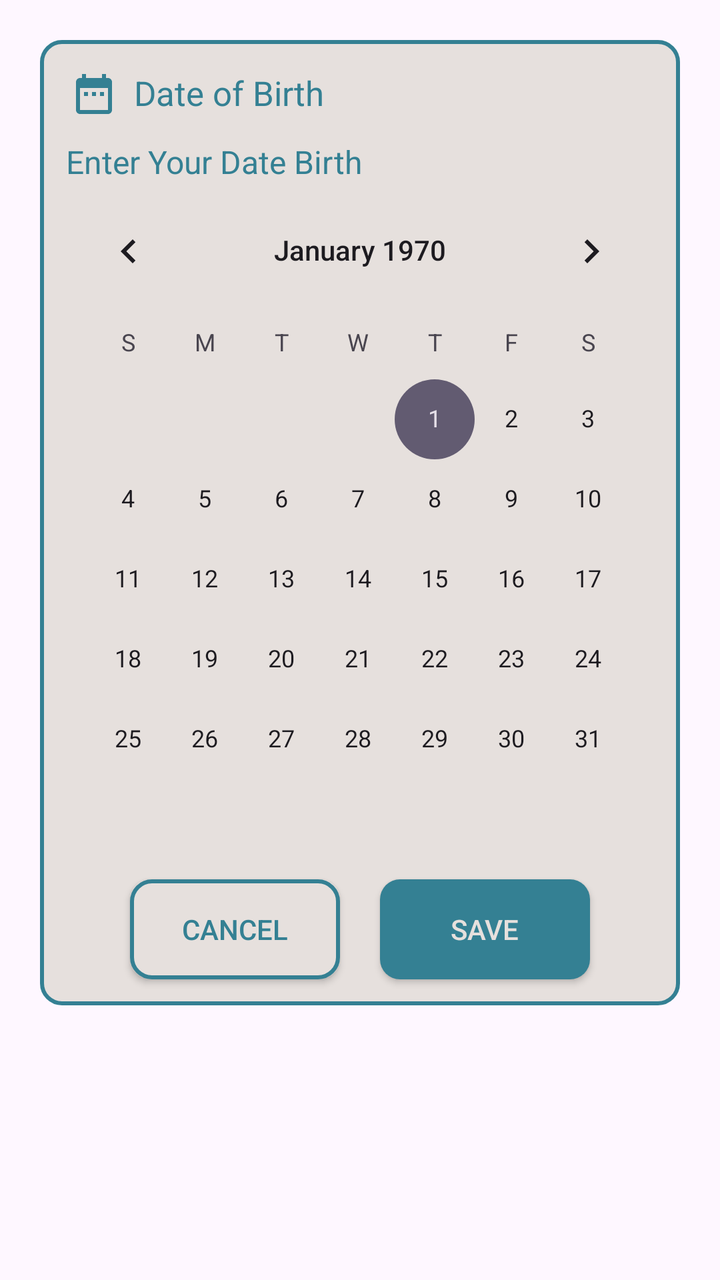
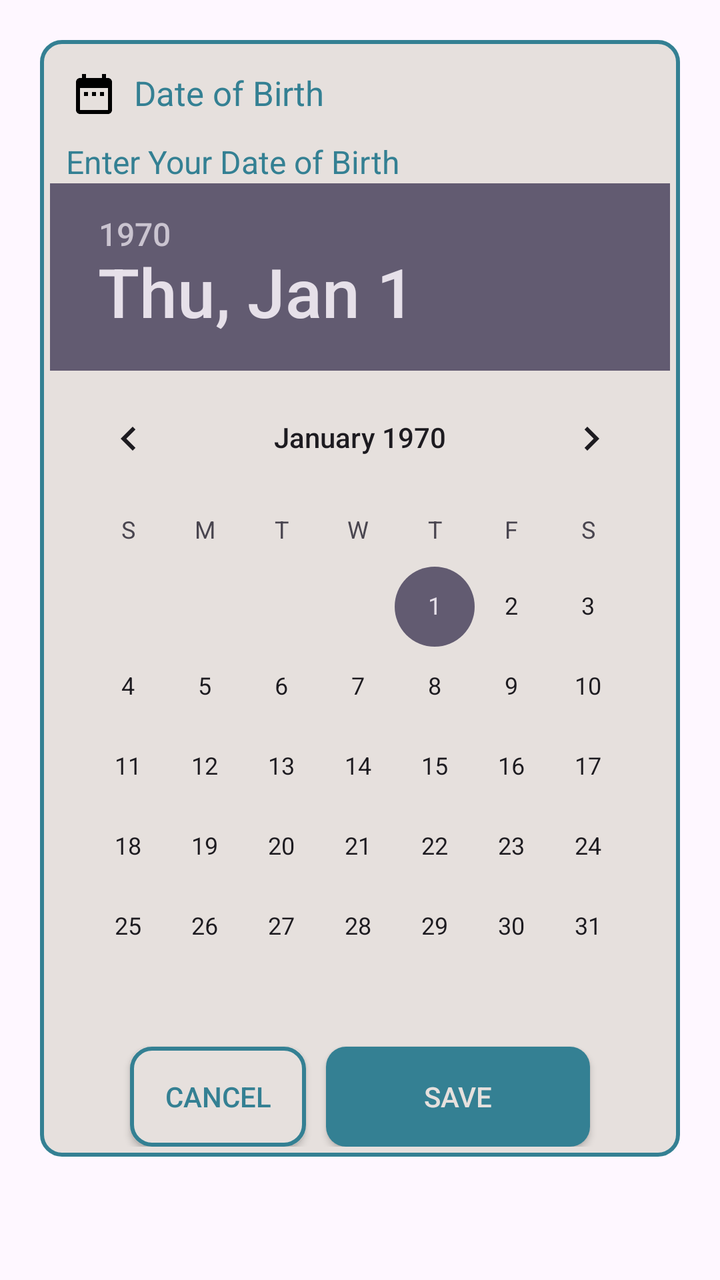

Compare the two renders of this Android layout. The source of the first and the diff that turns it into the second are given below.
<!-- AndroidManifest.xml: application theme Base.Theme.Proj1 -->
<!-- res/layout/dialog_date_picker.xml -->
<?xml version="1.0" encoding="utf-8"?>
<androidx.constraintlayout.widget.ConstraintLayout xmlns:android="http://schemas.android.com/apk/res/android"
    xmlns:tools="http://schemas.android.com/tools"
    android:layout_width="wrap_content"
    android:layout_height="wrap_content"
    xmlns:app="http://schemas.android.com/apk/res-auto"
    android:id="@+id/dialogDate"
    android:layout_margin="20dp"
    android:padding="20dp">

    <androidx.constraintlayout.widget.ConstraintLayout
        android:layout_width="match_parent"
        android:layout_height="wrap_content"
        android:id="@+id/dialogBox"
        android:padding="5dp"
        app:layout_constraintTop_toTopOf="parent"
        android:background="@drawable/google_btn_back">

        <TextView
            android:layout_width="match_parent"
            android:layout_height="wrap_content"
            android:id="@+id/dateTitle"
            android:padding="10dp"
            android:text="Date of Birth"
            android:textColor="@color/primary"
            android:textSize="17sp"
            android:drawableTint="@color/primary"
            android:drawableLeft="@drawable/date"
            android:drawablePadding="8dp"
            app:layout_constraintTop_toTopOf="parent"/>

        <TextView
            android:id="@+id/desc"
            android:layout_width="match_parent"
            android:layout_height="wrap_content"
            android:layout_marginStart="8dp"
            android:layout_marginTop="1dp"
            android:text="Enter Your Date Birth"
            android:textColor="@color/primary"
            android:textSize="16sp"
            app:layout_constraintBottom_toTopOf="@id/calendarView"
            app:layout_constraintStart_toStartOf="parent"
            app:layout_constraintTop_toBottomOf="@id/dateTitle" />


        <CalendarView
            android:id="@+id/calendarView"
            android:layout_width="wrap_content"
            android:layout_height="wrap_content"
            app:layout_constraintEnd_toEndOf="parent"
            app:layout_constraintStart_toStartOf="parent"
            app:layout_constraintTop_toBottomOf="@+id/desc" />

        <androidx.appcompat.widget.AppCompatButton
            android:layout_width="0dp"
            android:layout_height="50dp"
            android:id="@+id/btnCancel"
            android:layout_marginStart="40dp"
            android:layout_marginEnd="10dp"
            android:textColor="@color/primary"
            android:textSize="14sp"
            android:text="Cancel"
            android:layout_marginBottom="8dp"
            android:background="@drawable/google_btn_back"
            app:cornerRadius = "20dp"
            android:layout_marginTop="10dp"
            app:layout_constraintTop_toBottomOf="@id/calendarView"
            app:layout_constraintBottom_toBottomOf="@id/dialogBox"
            app:layout_constraintStart_toStartOf="parent"
            app:layout_constraintEnd_toStartOf="@id/btnReset"/>

        <androidx.appcompat.widget.AppCompatButton
            android:layout_width="0dp"
            android:layout_height="50dp"
            android:id="@+id/btnReset"
            android:layout_marginStart="10dp"
            android:layout_marginEnd="40dp"
            android:textColor="@color/white"
            android:textSize="14sp"
            android:layout_marginBottom="8dp"
            android:layout_marginTop="10dp"
            android:text="Save"
            android:background="@drawable/login_back_btn"
            app:cornerRadius = "20dp"
            app:layout_constraintBottom_toBottomOf="@id/dialogBox"
            app:layout_constraintEnd_toEndOf="parent"
            app:layout_constraintStart_toEndOf="@id/btnCancel"/>

    </androidx.constraintlayout.widget.ConstraintLayout>

</androidx.constraintlayout.widget.ConstraintLayout>
<!-- resources referenced by this layout -->
<resources>
  <color name="primary">#348093</color>
  <color name="white">#E6E0DD</color>
  <!-- drawable date (drawable) -->
  <vector xmlns:android="http://schemas.android.com/apk/res/android" android:height="24dp" android:tint="#000000" android:viewportHeight="24" android:viewportWidth="24" android:width="24dp">
        
      <path android:fillColor="@android:color/white" android:pathData="M9,11L7,11v2h2v-2zM13,11h-2v2h2v-2zM17,11h-2v2h2v-2zM19,4h-1L18,2h-2v2L8,4L8,2L6,2v2L5,4c-1.11,0 -1.99,0.9 -1.99,2L3,20c0,1.1 0.89,2 2,2h14c1.1,0 2,-0.9 2,-2L21,6c0,-1.1 -0.9,-2 -2,-2zM19,20L5,20L5,9h14v11z"/>
      
  </vector>
  <!-- drawable google_btn_back (drawable) -->
  <?xml version="1.0" encoding="utf-8"?>
  <selector xmlns:android="http://schemas.android.com/apk/res/android">
  
      <item>
          <shape android:shape="rectangle">
              <solid android:color="@color/white"/>
              <corners android:radius="10dp"/>
              <stroke android:width="2dp" android:color="@color/primary"/>
          </shape>
      </item>
  </selector>
  <!-- drawable login_back_btn (drawable) -->
  <?xml version="1.0" encoding="utf-8"?>
  <selector xmlns:android="http://schemas.android.com/apk/res/android">
  
      <item>
          <shape android:shape="rectangle">
              <solid android:color="@color/primary"/>
              <corners android:radius="10dp"/>
          </shape>
      </item>
  </selector>
  <style name="Base.Theme.Proj1" parent="Theme.Material3.Light.NoActionBar">
          
          
          <item name="android:statusBarColor">@color/white</item>
          <item name="android:windowIsTranslucent">true</item>
          <item name="android:windowLightStatusBar">true</item>
  
          <item name="bottomAppBarStyle">@style/Widget.MaterialComponents.BottomAppBar.Colored</item>
  
      </style>
  <style name="Widget.MaterialComponents.BottomAppBar.Colored" parent="Widget.MaterialComponents.BottomAppBar">
          <item name="backgroundTint">@color/black</item>
  
      </style>
  <color name="black">#1C1B20</color>
</resources>

<!-- the commit's change to res/layout/dialog_date_picker.xml (unified diff, before → after) -->
@@ -1,30 +1,29 @@
 <?xml version="1.0" encoding="utf-8"?>
-<androidx.constraintlayout.widget.ConstraintLayout xmlns:android="http://schemas.android.com/apk/res/android"
-    xmlns:tools="http://schemas.android.com/tools"
+<androidx.constraintlayout.widget.ConstraintLayout
+    xmlns:android="http://schemas.android.com/apk/res/android"
+    xmlns:app="http://schemas.android.com/apk/res-auto"
     android:layout_width="wrap_content"
     android:layout_height="wrap_content"
-    xmlns:app="http://schemas.android.com/apk/res-auto"
     android:id="@+id/dialogDate"
     android:layout_margin="20dp"
     android:padding="20dp">
 
     <androidx.constraintlayout.widget.ConstraintLayout
+        android:id="@+id/dialogBox"
         android:layout_width="match_parent"
         android:layout_height="wrap_content"
-        android:id="@+id/dialogBox"
         android:padding="5dp"
-        app:layout_constraintTop_toTopOf="parent"
-        android:background="@drawable/google_btn_back">
+        android:background="@drawable/google_btn_back"
+        app:layout_constraintTop_toTopOf="parent">
 
         <TextView
+            android:id="@+id/dateTitle"
             android:layout_width="match_parent"
             android:layout_height="wrap_content"
-            android:id="@+id/dateTitle"
             android:padding="10dp"
             android:text="Date of Birth"
             android:textColor="@color/primary"
             android:textSize="17sp"
-            android:drawableTint="@color/primary"
             android:drawableLeft="@drawable/date"
             android:drawablePadding="8dp"
             app:layout_constraintTop_toTopOf="parent"/>
@@ -35,57 +34,49 @@
             android:layout_height="wrap_content"
             android:layout_marginStart="8dp"
             android:layout_marginTop="1dp"
-            android:text="Enter Your Date Birth"
+            android:text="Enter Your Date of Birth"
             android:textColor="@color/primary"
             android:textSize="16sp"
             app:layout_constraintBottom_toTopOf="@id/calendarView"
             app:layout_constraintStart_toStartOf="parent"
             app:layout_constraintTop_toBottomOf="@id/dateTitle" />
 
-
-        <CalendarView
+        <DatePicker
             android:id="@+id/calendarView"
             android:layout_width="wrap_content"
             android:layout_height="wrap_content"
             app:layout_constraintEnd_toEndOf="parent"
             app:layout_constraintStart_toStartOf="parent"
-            app:layout_constraintTop_toBottomOf="@+id/desc" />
+            app:layout_constraintTop_toBottomOf="@id/desc" />
 
         <androidx.appcompat.widget.AppCompatButton
+            android:id="@+id/btnCancel"
             android:layout_width="0dp"
             android:layout_height="50dp"
-            android:id="@+id/btnCancel"
             android:layout_marginStart="40dp"
             android:layout_marginEnd="10dp"
+            android:text="Cancel"
             android:textColor="@color/primary"
-            android:textSize="14sp"
-            android:text="Cancel"
-            android:layout_marginBottom="8dp"
             android:background="@drawable/google_btn_back"
-            app:cornerRadius = "20dp"
-            android:layout_marginTop="10dp"
+            app:cornerRadius="20dp"
             app:layout_constraintTop_toBottomOf="@id/calendarView"
             app:layout_constraintBottom_toBottomOf="@id/dialogBox"
             app:layout_constraintStart_toStartOf="parent"
-            app:layout_constraintEnd_toStartOf="@id/btnReset"/>
+            app:layout_constraintEnd_toStartOf="@id/btnReset" />
 
         <androidx.appcompat.widget.AppCompatButton
+            android:id="@+id/btnSave"
             android:layout_width="0dp"
             android:layout_height="50dp"
-            android:id="@+id/btnReset"
             android:layout_marginStart="10dp"
             android:layout_marginEnd="40dp"
+            android:text="Save"
             android:textColor="@color/white"
-            android:textSize="14sp"
-            android:layout_marginBottom="8dp"
-            android:layout_marginTop="10dp"
-            android:text="Save"
             android:background="@drawable/login_back_btn"
-            app:cornerRadius = "20dp"
+            app:cornerRadius="20dp"
+            app:layout_constraintTop_toBottomOf="@id/calendarView"
             app:layout_constraintBottom_toBottomOf="@id/dialogBox"
             app:layout_constraintEnd_toEndOf="parent"
-            app:layout_constraintStart_toEndOf="@id/btnCancel"/>
-
+            app:layout_constraintStart_toEndOf="@id/btnCancel" />
     </androidx.constraintlayout.widget.ConstraintLayout>
-
 </androidx.constraintlayout.widget.ConstraintLayout>
